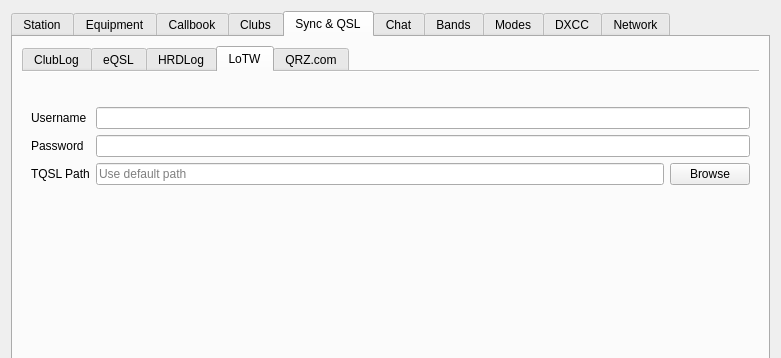
Before: the Qt Designer form ui/SettingsDialog.ui in k5mcd/QLog, drawn with Qt 5; both pictures show x 0 to 781 and y 0 to 358 of the 781 by 766 pixel window.
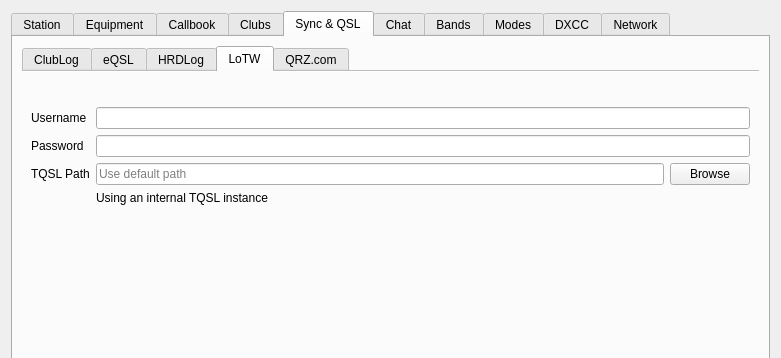
After: the same form once the commit is applied. The open tabs and pages were chosen to show the change. Icons and pictures are not drawn.

Commit message:
Fixed #271 - Cannot change TQSL Path in Settings
The fix is more complex mainly on the Flatpak manifest site.

Diff of the .ui file:
```diff
--- a/ui/SettingsDialog.ui
+++ b/ui/SettingsDialog.ui
@@ -3335,7 +3335,7 @@
              </property>
             </spacer>
            </item>
-           <item row="4" column="1">
+           <item row="5" column="1">
             <spacer name="verticalSpacer_19">
              <property name="orientation">
               <enum>Qt::Vertical</enum>
@@ -3348,6 +3348,13 @@
              </property>
             </spacer>
            </item>
+           <item row="4" column="1">
+            <widget class="QLabel" name="lotwTextMessage">
+             <property name="text">
+              <string>Using an internal TQSL instance</string>
+             </property>
+            </widget>
+           </item>
           </layout>
          </widget>
          <widget class="QWidget" name="qrzSyncQSLTab">
```
Left out of the diff: 2 changed lines with no effect on the pictures. The commit also changes 2 other files.
